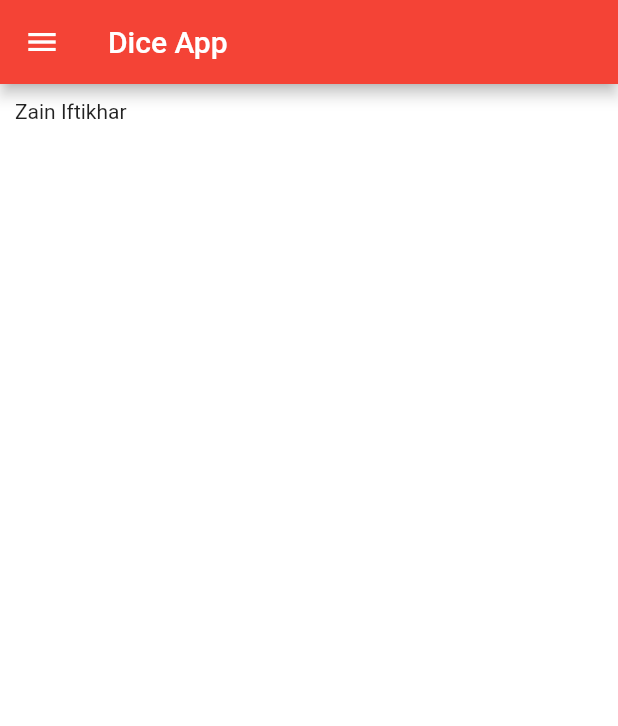
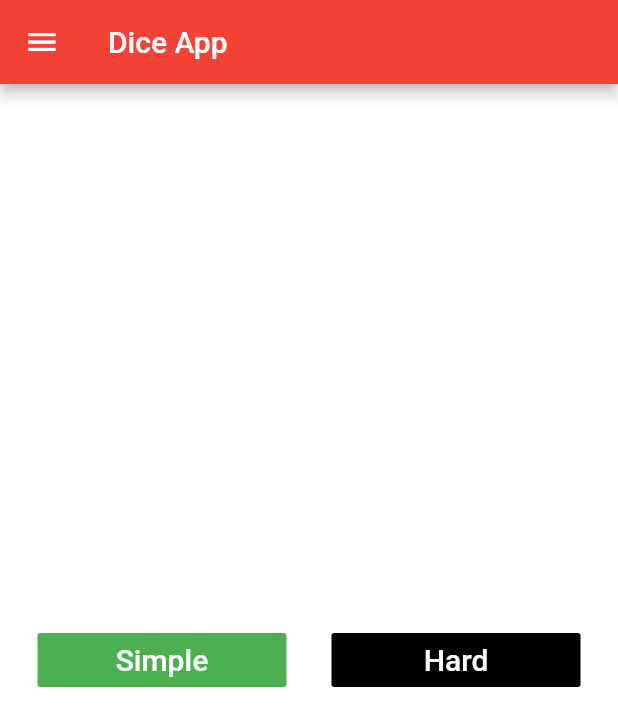
Before and after one commit to zainiftikhar20/fa17_bse_032, a Flutter app: the screen it shows after launch, on a phone screen of 412 x 824 dp. Shown: the top 726 px of the screen. Run offline on Flutter 3.47's test engine with Material 2 defaults, Android fonts, the phone set to English and light mode, and no system bars; our stand-ins replace splashscreen.

Commit message:
Commit 4 Two levels to run app(Simple,Hard)

```diff
--- a/lib/Navigation.dart
+++ b/lib/Navigation.dart
@@ -19,8 +19,56 @@ class _HomePageState extends State<HomePage> {
       ),
       body: Padding(
         padding: const EdgeInsets.all(10.0),
-        child: Text('Zain Iftikhar'),
+        child: Column(
+            mainAxisAlignment: MainAxisAlignment.spaceEvenly,
+            crossAxisAlignment: CrossAxisAlignment.stretch,
+            children: [
+        Row(
+        children: [
+        Expanded(
 
+        child: Padding(
+            padding: EdgeInsets.all(15.0),
+        child: FlatButton(
+          textColor: Colors.white,
+          color: Colors.green,
+          child: Text(
+            'Simple',
+            style: TextStyle(
+              color: Colors.white,
+              fontSize: 20.0,
+            ),
+          ),
+          onPressed: () {
+            debugPrint('simple');
+          },
+        ),
+      ),
+    ),
+    Expanded(
+
+    child: Padding(
+    padding: EdgeInsets.all(15.0),
+    child: FlatButton(
+
+    textColor: Colors.white,
+    color: Colors.black,
+    child: Text(
+    'Hard',
+    style: TextStyle(
+    color: Colors.white,
+    fontSize: 20.0,
+    ),
+    ),
+          onPressed: () {
+          debugPrint('hard');
+          },),
+    ),
+    ),
+        ],
+          ),]
+
+      ),
       ),
       drawer: Drawer(
         child: ListView(
```
